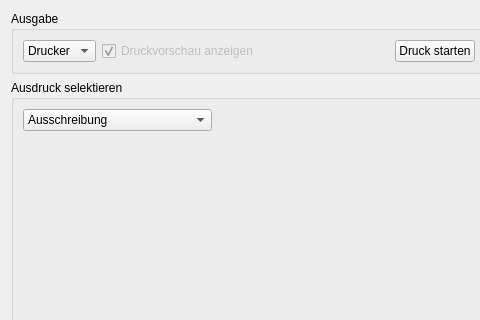
Above: export/exportwidget.ui from Igel18/turnfix before the change; both pictures show x 0 to 480 and y 0 to 320 of the 716 by 650 pixel window. Below: the same form after it.
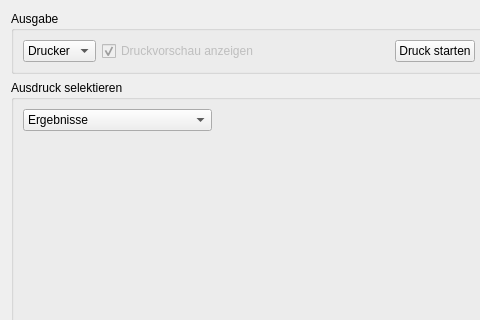
That is the form after the change.

```diff
--- a/export/exportwidget.ui
+++ b/export/exportwidget.ui
@@ -100,7 +100,7 @@
          </size>
         </property>
         <property name="currentIndex">
-         <number>6</number>
+         <number>0</number>
         </property>
         <item>
          <property name="text">
```
Left out of the diff: 5 changed lines with no effect on the pictures.
